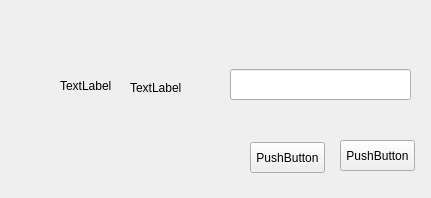
Old version of the form FileManagement/MyMessageBox.ui in the repository hhyvs111/FileManagement.
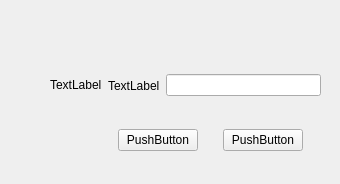
New version of the form.

```diff
--- a/FileManagement/MyMessageBox.ui
+++ b/FileManagement/MyMessageBox.ui
@@ -6,85 +6,117 @@
    <rect>
     <x>0</x>
     <y>0</y>
-    <width>431</width>
-    <height>198</height>
+    <width>340</width>
+    <height>184</height>
    </rect>
   </property>
   <property name="windowTitle">
    <string>Form</string>
   </property>
-  <widget class="QPushButton" name="pButtonCancel">
+  <widget class="QWidget" name="horizontalLayoutWidget">
    <property name="geometry">
     <rect>
-     <x>340</x>
-     <y>140</y>
-     <width>75</width>
-     <height>31</height>
+     <x>50</x>
+     <y>50</y>
+     <width>271</width>
+     <height>71</height>
     </rect>
    </property>
-   <property name="styleSheet">
-    <string notr="true"/>
-   </property>
-   <property name="text">
-    <string>PushButton</string>
-   </property>
+   <layout class="QHBoxLayout" name="horizontalLayout">
+    <item>
+     <widget class="QLabel" name="MessageContent">
+      <property name="text">
+       <string>&lt;html&gt;&lt;head/&gt;&lt;body&gt;&lt;p&gt;TextLabel&lt;/p&gt;&lt;/body&gt;&lt;/html&gt;</string>
+      </property>
+     </widget>
+    </item>
+    <item>
+     <widget class="QLabel" name="MessageIcon">
+      <property name="text">
+       <string>TextLabel</string>
+      </property>
+     </widget>
+    </item>
+    <item>
+     <widget class="QLineEdit" name="inputContent"/>
+    </item>
+   </layout>
   </widget>
-  <widget class="QPushButton" name="pButtonOk">
+  <widget class="QWidget" name="horizontalLayoutWidget_2">
    <property name="geometry">
     <rect>
-     <x>250</x>
-     <y>142</y>
-     <width>75</width>
-     <height>31</height>
+     <x>100</x>
+     <y>120</y>
+     <width>221</width>
+     <height>41</height>
     </rect>
    </property>
-   <property name="styleSheet">
-    <string notr="true">pButtonOk
+   <layout class="QHBoxLayout" name="horizontalLayout_2">
+    <item>
+     <spacer name="horizontalSpacer">
+      <property name="orientation">
+       <enum>Qt::Horizontal</enum>
+      </property>
+      <property name="sizeHint" stdset="0">
+       <size>
+        <width>40</width>
+        <height>20</height>
+       </size>
+      </property>
+     </spacer>
+    </item>
+    <item>
+     <widget class="QPushButton" name="pButtonOk">
+      <property name="styleSheet">
+       <string notr="true">pButtonOk
 {
     color:red;
     background-color:rgb(14 , 150 , 254);
     border: 1px solid rgb(11 , 137 , 234);
 }</string>
-   </property>
-   <property name="text">
-    <string>PushButton</string>
-   </property>
-  </widget>
-  <widget class="QLineEdit" name="inputContent">
-   <property name="geometry">
-    <rect>
-     <x>230</x>
-     <y>69</y>
-     <width>181</width>
-     <height>31</height>
-    </rect>
-   </property>
-  </widget>
-  <widget class="QLabel" name="MessageIcon">
-   <property name="geometry">
-    <rect>
-     <x>60</x>
-     <y>80</y>
-     <width>54</width>
-     <height>12</height>
-    </rect>
-   </property>
-   <property name="text">
-    <string>TextLabel</string>
-   </property>
-  </widget>
-  <widget class="QLabel" name="MessageContent">
-   <property name="geometry">
-    <rect>
-     <x>130</x>
-     <y>80</y>
-     <width>51</width>
-     <height>16</height>
-    </rect>
-   </property>
-   <property name="text">
-    <string>&lt;html&gt;&lt;head/&gt;&lt;body&gt;&lt;p&gt;TextLabel&lt;/p&gt;&lt;/body&gt;&lt;/html&gt;</string>
-   </property>
+      </property>
+      <property name="text">
+       <string>PushButton</string>
+      </property>
+     </widget>
+    </item>
+    <item>
+     <spacer name="horizontalSpacer_2">
+      <property name="orientation">
+       <enum>Qt::Horizontal</enum>
+      </property>
+      <property name="sizeHint" stdset="0">
+       <size>
+        <width>40</width>
+        <height>20</height>
+       </size>
+      </property>
+     </spacer>
+    </item>
+    <item>
+     <widget class="QPushButton" name="pButtonCancel">
+      <property name="styleSheet">
+       <string notr="true"/>
+      </property>
+      <property name="text">
+       <string>PushButton</string>
+      </property>
+     </widget>
+    </item>
+    <item>
+     <spacer name="horizontalSpacer_3">
+      <property name="orientation">
+       <enum>Qt::Horizontal</enum>
+      </property>
+      <property name="sizeHint" stdset="0">
+       <size>
+        <width>40</width>
+        <height>20</height>
+       </size>
+      </property>
+     </spacer>
+    </item>
+   </layout>
   </widget>
  </widget>
  <resources/>
```
